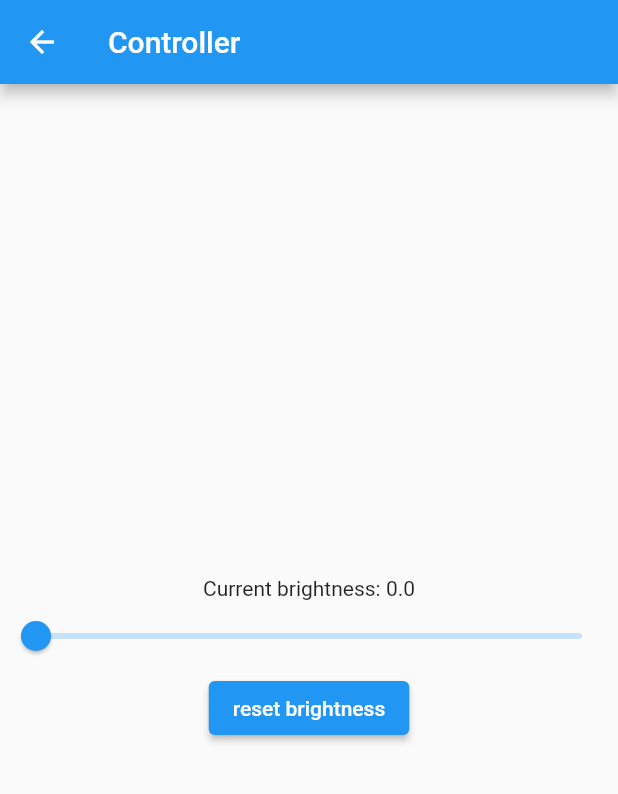
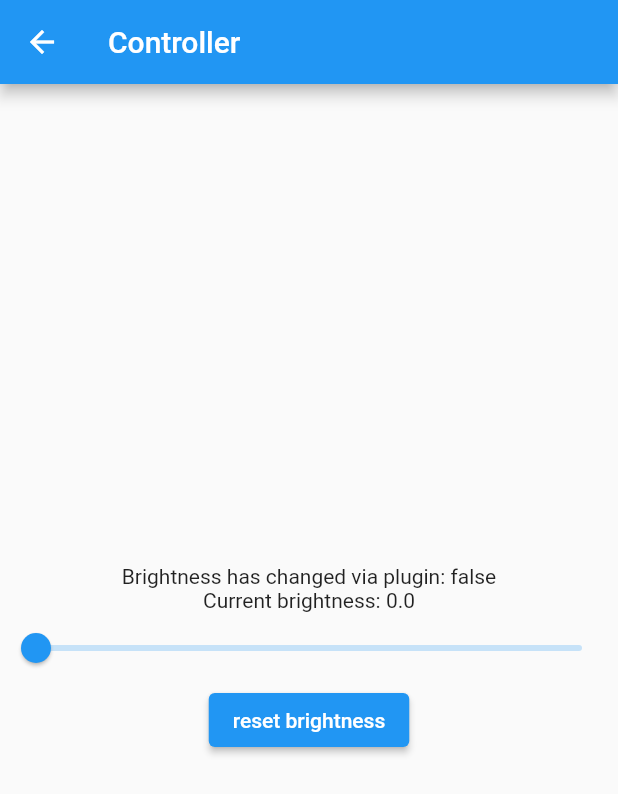
Before and after one commit to aaassseee/screen_brightness, a Flutter app: the ControllerPage screen opened by its route, on a phone screen of 412 x 824 dp. Shown: the top 794 px of the screen. Run offline on Flutter 3.47's test engine with Material 2 defaults, Android fonts, the phone set to English and light mode, and no system bars; our stand-ins replace plugin_platform_interface.

Commit message:
added has changed boolean support

```diff
--- a/screen_brightness/example/lib/main.dart
+++ b/screen_brightness/example/lib/main.dart
@@ -157,6 +157,13 @@ class _ControllerPageState extends State<ControllerPage> {
                 return Column(
                   mainAxisSize: MainAxisSize.min,
                   children: [
+                    FutureBuilder<bool>(
+                      future: ScreenBrightness().hasChanged,
+                      builder: (context, snapshot) {
+                        return Text(
+                            'Brightness has changed via plugin: ${snapshot.data}');
+                      },
+                    ),
                     Text('Current brightness: $changedBrightness'),
                     Slider.adaptive(
                       value: changedBrightness,
```
Also changed, not shown: screen_brightness/lib/src/brightness.dart (+12 -0 lines), screen_brightness/pubspec.yaml (+4 -4 lines), 8 other files.
